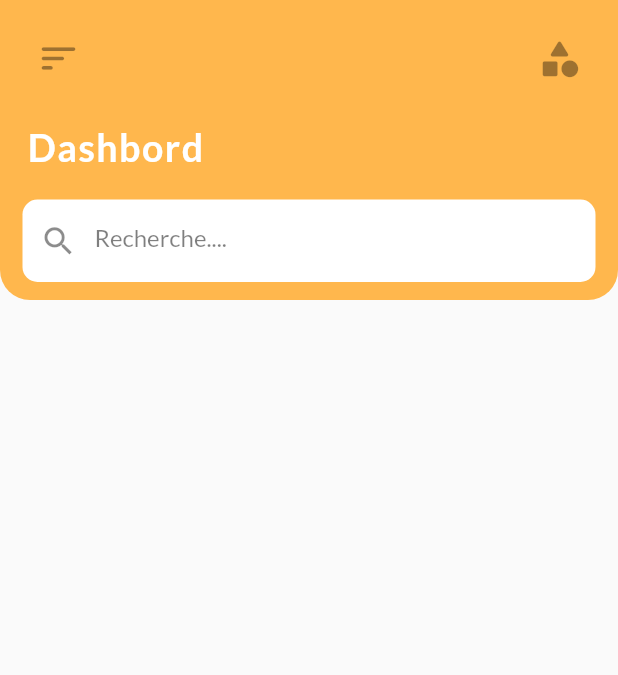
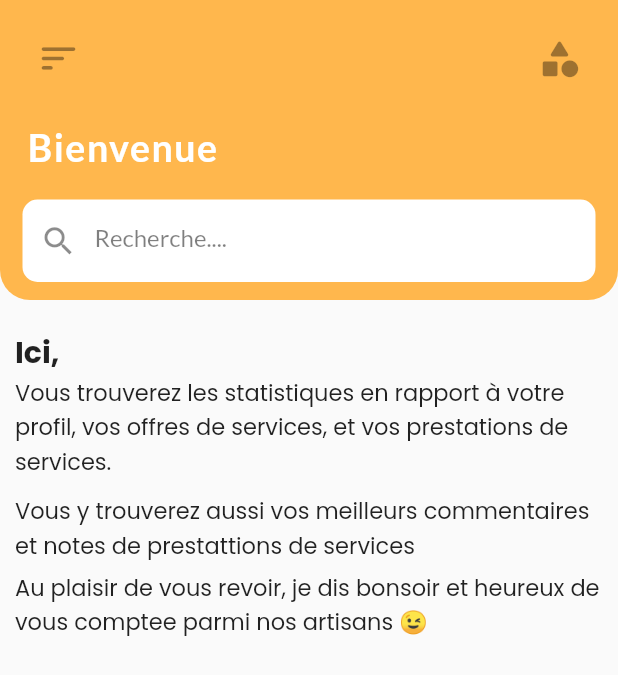
Before and after one commit to kislom23/mon_artisan, a Flutter app: the DashbordPage screen opened directly, on a phone screen of 412 x 824 dp. Shown: the top 675 px of the screen. Run offline on Flutter 3.47's test engine with Material 2 defaults, Android fonts, the light colour scheme and no system bars; our stand-ins replace carousel_slider, flutter_rating_bar, fluttertoast, google_fonts, google_nav_bar, shared_preferences; missing offline and left inert: modern_form_line_awesome_icons; accounts and stored records are empty; network calls fail.

Commit message:
dashbord

```diff
--- a/lib/modules/artisan/Dashbord.dart
+++ b/lib/modules/artisan/Dashbord.dart
@@ -1,7 +1,7 @@
 // ignore_for_file: file_names
 
 import 'package:flutter/material.dart';
-
+import 'package:google_fonts/google_fonts.dart';
 
 class DashbordPage extends StatefulWidget {
   const DashbordPage({Key? key}) : super(key: key);
@@ -17,6 +17,46 @@ class _DashbordPageState extends State<DashbordPage> {
     // ignore: prefer_const_constructors
     return Scaffold(
       appBar: const AppBar(),
+      body: Padding(
+        padding: const EdgeInsets.all(10.0),
+        child: Column(
+          crossAxisAlignment: CrossAxisAlignment.start,
+          children: [
+            const SizedBox(
+              height: 10,
+            ),
+            Text(
+              'Ici,',
+              style: GoogleFonts.poppins(
+                  fontSize: 20, fontWeight: FontWeight.bold),
+            ),
+            Text(
+              'Vous trouverez les statistiques en rapport à votre profil, vos offres de services, et vos prestations de services.',
+              style: GoogleFonts.poppins(
+                fontSize: 15,
+              ),
+            ),
+            const SizedBox(
+              height: 10,
+            ),
+            Text(
+              'Vous y trouverez aussi vos meilleurs commentaires et notes de prestattions de services',
+              style: GoogleFonts.poppins(
+                fontSize: 15,
+              ),
+            ),
+            const SizedBox(
+              height: 5,
+            ),
+            Text(
+              'Au plaisir de vous revoir, je dis bonsoir et heureux de vous comptee parmi nos artisans 😉',
+              style: GoogleFonts.poppins(
+                fontSize: 15,
+              ),
+            ),
+          ],
+        ),
+      ),
     );
   }
 }
@@ -70,7 +110,7 @@ class AppBar extends StatelessWidget implements PreferredSizeWidget {
             padding: const EdgeInsets.only(left: 3, bottom: 15),
             // ignore: prefer_const_constructors
             child: Text(
-              "Dashbord",
+              "Bienvenue",
               // ignore: prefer_const_constructors
               style: TextStyle(
                 fontSize: 25,
```
Also changed, not shown: 1 other file.
